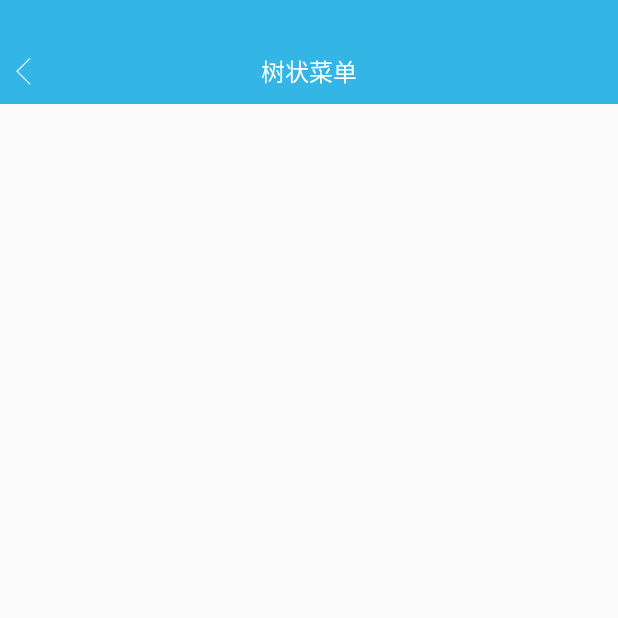
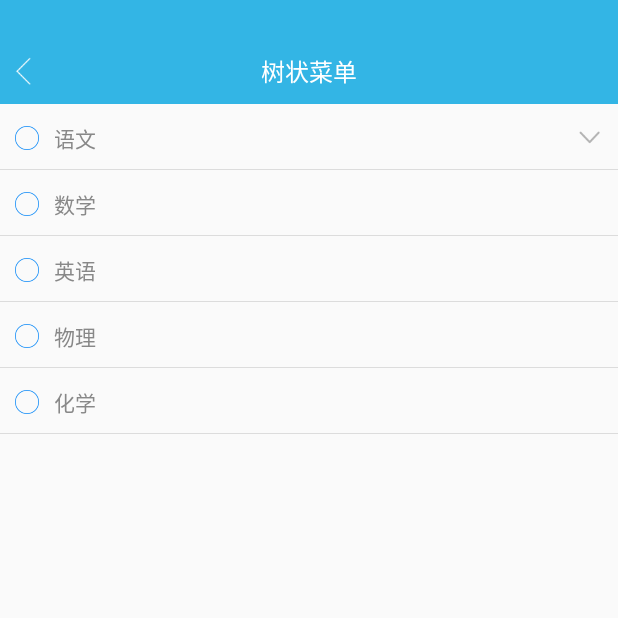
Before and after one commit to psvmc/ZJLearnAndroid, an Android app: the TreeViewActivity screen opened directly, with no data from a screen before it, on a phone screen of 412 x 824 dp, the top half of it. Run offline under Robolectric (Android 15) with nearby library versions, the phone set to English and light mode, and no system bars.

Commit message:
代码更新

```diff
--- a/app/build.gradle
+++ b/app/build.gradle
@@ -2,7 +2,7 @@ apply plugin: 'com.android.application'
 
 android {
     compileSdkVersion 23
-    buildToolsVersion '25.1.6'
+    buildToolsVersion '26.0.2'
 
     defaultConfig {
         applicationId "cn.psvmc.zjlearnandroid"
--- a/app/src/main/java/cn/psvmc/zjlearnandroid/DemoTreeView/TreeItemModel.kt
+++ b/app/src/main/java/cn/psvmc/zjlearnandroid/DemoTreeView/TreeItemModel.kt
@@ -4,4 +4,15 @@ package cn.psvmc.zjlearnandroid.DemoTreeView
  * Created by zhangjian on 2018/1/10.
  */
 
-data class TreeItemModel(val name: String, val email: String)
+data class TreeItemModel(var id: Int,
+                         val name: String,
+                         var level: Int,
+                         val childArr: ArrayList<TreeItemModel>?,
+                         var isselect: Boolean,
+                         var isexpand: Boolean) {
+
+    constructor(id: Int,
+                name: String,
+                level: Int,
+                childArr: ArrayList<TreeItemModel>?) : this(id, name, level, childArr, false, false)
+}
--- a/app/src/main/java/cn/psvmc/zjlearnandroid/DemoTreeView/TreeViewActivity.kt
+++ b/app/src/main/java/cn/psvmc/zjlearnandroid/DemoTreeView/TreeViewActivity.kt
@@ -1,16 +1,29 @@
 package cn.psvmc.zjlearnandroid.DemoTreeView
 
+import android.content.Context
 import android.support.v7.app.AppCompatActivity
 import android.os.Bundle
+import android.support.v7.widget.DefaultItemAnimator
+import android.support.v7.widget.LinearLayoutManager
+import android.util.Log
+import android.view.View
+import cn.psvmc.zjlearnandroid.MainRecycleView.RecycleViewDivider
 import cn.psvmc.zjlearnandroid.R
 import kotlinx.android.synthetic.main.activity_tree_view.*
 
-class TreeViewActivity : AppCompatActivity() {
+class TreeViewActivity : AppCompatActivity(), TreeViewListAdapter.OnItemClickListener {
+    var TAG = "TreeViewActivity"
+
+
+    private var mListAdapter: TreeViewListAdapter? = null
+    private val mDatas = ArrayList<TreeItemModel>()
+    private var context: Context = this
 
     override fun onCreate(savedInstanceState: Bundle?) {
         super.onCreate(savedInstanceState)
         setContentView(R.layout.activity_tree_view)
         this.initBack()
+        this.initRecycleView()
     }
 
     /**
@@ -27,4 +40,74 @@ class TreeViewActivity : AppCompatActivity() {
         finish()
         overridePendingTransition(R.anim.close_enter, R.anim.close_exit)
     }
+
+    private fun initRecycleView() {
+        mListAdapter = TreeViewListAdapter(context, mDatas)
+        mRecyclerView!!.adapter = mListAdapter
+
+        mRecyclerView!!.layoutManager = LinearLayoutManager(context, LinearLayoutManager.VERTICAL, false)
+        mRecyclerView!!.addItemDecoration(RecycleViewDivider(context, LinearLayoutManager.VERTICAL))
+        // 设置item动画
+        mRecyclerView!!.itemAnimator = DefaultItemAnimator()
+        mListAdapter!!.setOnItemClickListener(this)
+        this.reloadData()
+    }
+
+    private fun reloadData() {
+        mDatas.removeAll(mDatas)
+
+        var model01 = TreeItemModel(1, "语文", 0,
+                arrayListOf<TreeItemModel>(
+                        TreeItemModel(6, "第1章", 1,
+                                arrayListOf<TreeItemModel>(
+                                        TreeItemModel(10, "第1节", 2, null),
+                                        TreeItemModel(11, "第2节", 2, null),
+                                        TreeItemModel(12, "第3节", 2, null),
+                                        TreeItemModel(13, "第4节", 2, null)
+                                )
+                        ),
+                        TreeItemModel(7, "第2章", 1,
+                                arrayListOf<TreeItemModel>(
+                                        TreeItemModel(14, "第1节", 2, null),
+                                        TreeItemModel(15, "第2节", 2, null),
+                                        TreeItemModel(16, "第3节", 2, null),
+                                        TreeItemModel(17, "第4节", 2, null)
+                                )
+                        ),
+                        TreeItemModel(8, "第3章", 1, null),
+                        TreeItemModel(9, "第4章", 1, null)
+                )
+        )
+        var model02 = TreeItemModel(2, "数学", 0, null)
+        var model03 = TreeItemModel(3, "英语", 0, null)
+        var model04 = TreeItemModel(4, "物理", 0, null)
+        var model05 = TreeItemModel(5, "化学", 0, null)
+        mDatas.add(model01)
+        mDatas.add(model02)
+        mDatas.add(model03)
+        mDatas.add(model04)
+        mDatas.add(model05)
+        mListAdapter!!.notifyDataSetChanged()
+    }
+
+    override fun onItemClick(view: View, position: Int) {
+        var itemData = this.mDatas.get(position);
+        Log.i(TAG,""+mDatas.size)
+        if (itemData.childArr != null) {
+            itemData.isexpand = !itemData.isexpand;
+            mListAdapter!!.update(position)
+            if (itemData.isexpand) {
+                mListAdapter!!.add(position + 1, itemData.childArr!!)
+            } else {
+                mListAdapter!!.removeSon(position)
+            }
+        }else{
+            Log.i(TAG,"子项为空")
+        }
+
+    }
+
+    override fun onCheckClick(position: Int) {
+
+    }
 }
--- /dev/null
+++ b/app/src/main/java/cn/psvmc/zjlearnandroid/DemoTreeView/TreeViewListAdapter.kt
@@ -0,0 +1,147 @@
+package cn.psvmc.zjlearnandroid.DemoTreeView
+
+import android.content.Context
+import android.support.v7.widget.RecyclerView
+import android.view.LayoutInflater
+import android.view.View
+import android.view.ViewGroup
+import android.widget.ImageView
+import android.widget.LinearLayout
+import android.widget.TextView
+import cn.psvmc.utils.DensityUtils
+import cn.psvmc.zjlearnandroid.MainRecycleView.Model.ListItemModel
+import cn.psvmc.zjlearnandroid.R
+
+open class TreeViewListAdapter(private val context: Context, private val mDatas: ArrayList<TreeItemModel>) : RecyclerView.Adapter<RecyclerView.ViewHolder>() {
+
+    private var mInflater: LayoutInflater? = null
+    private var mOnItemClickListener: OnItemClickListener? = null
+
+    init {
+        mInflater = LayoutInflater.from(context)
+    }
+
+    override fun onCreateViewHolder(parent: ViewGroup?, viewType: Int): RecyclerView.ViewHolder {
+        return ItemViewHolder(
+                mInflater!!.inflate(R.layout.treeview_list_item, parent, false)
+        )
+    }
+
+    override fun onBindViewHolder(holder: RecyclerView.ViewHolder?, position: Int) {
+        var itemHolder = holder as ItemViewHolder
+
+        var itemData = mDatas.get(position);
+        itemHolder.nameTextView.text = itemData.name
+        if (itemData.isselect) {
+            itemHolder.checkImageView.setImageResource(R.drawable.check001)
+        } else {
+            itemHolder.checkImageView.setImageResource(R.drawable.check002)
+        }
+
+        if (itemData.isexpand) {
+            itemHolder.arrowImageView.setImageResource(R.drawable.arrow_up)
+        } else {
+            itemHolder.arrowImageView.setImageResource(R.drawable.arrorw_dowm)
+        }
+
+        if (itemData.childArr == null) {
+            itemHolder.arrowImageView.visibility = View.INVISIBLE
+        } else {
+            itemHolder.arrowImageView.visibility = View.VISIBLE
+        }
+
+        var pT = itemHolder.outerLayout.paddingTop;
+        var pB = itemHolder.outerLayout.paddingBottom;
+        var pL = itemHolder.outerLayout.paddingLeft;
+        var pR = itemHolder.outerLayout.paddingRight;
+
+        itemHolder.outerLayout.setPadding(DensityUtils.dp2px(context,20f)* itemData.level + DensityUtils.dp2px(context,10f),pT,pB,pR);
+
+        itemHolder.itemView.setOnClickListener({
+            mOnItemClickListener?.onItemClick(itemHolder.itemView, position);
+        })
+
+        itemHolder.checkImageView.setOnClickListener({
+            mOnItemClickListener?.onCheckClick(position)
+        })
+    }
+
+    override fun getItemCount(): Int {
+        return mDatas.count()
+    }
+
+    fun update(position: Int) {
+        var position = position
+        if (position > mDatas.size) {
+            position = mDatas.size
+        }
+        if (position < 0) {
+            position = 0
+        }
+        notifyItemChanged(position)
+    }
+
+    fun add(position: Int, list: ArrayList<TreeItemModel>) {
+        var position = position
+        if (position > mDatas.size) {
+            position = mDatas.size
+        }
+        if (position < 0) {
+            position = 0
+        }
+        mDatas.addAll(position, list);
+        notifyItemRangeInserted(position, list.size)
+    }
+
+    fun removeSon(position: Int) {
+        var position = position
+        if (position > mDatas.size) {
+            position = mDatas.size
+        }
+        if (position < 0) {
+            position = 0
+        }
+
+        var itemData = mDatas.get(position);
+        var removedList = ArrayList<TreeItemModel>();
+        for (i in position + 1..mDatas.size - 1) {
+            if (mDatas.get(i).level > itemData.level) {
+                mDatas.get(i).isexpand = false
+                removedList.add(mDatas.get(i))
+            } else {
+                break
+            }
+        }
+        mDatas.removeAll(removedList)
+        notifyItemRangeRemoved(position + 1, removedList.size);
+    }
+
+
+    internal inner class ItemViewHolder(itemView: View) : RecyclerView.ViewHolder(itemView) {
+        val checkImageView: ImageView
+        val nameTextView: TextView
+        val arrowImageView: ImageView
+        var outerLayout:LinearLayout
+
+        init {
+            checkImageView = itemView.findViewById(R.id.checkImageView) as ImageView
+            nameTextView = itemView.findViewById(R.id.nameTextView) as TextView
+            arrowImageView = itemView.findViewById(R.id.arrowImageView) as ImageView
+            outerLayout = itemView.findViewById(R.id.outerLayout) as LinearLayout
+        }
+    }
+
+    open fun setOnItemClickListener(mOnItemClickListener: OnItemClickListener) {
+        this.mOnItemClickListener = mOnItemClickListener
+    }
+
+    /**
+     * 处理item的点击事件和长按事件
+     */
+    interface OnItemClickListener {
+        fun onItemClick(view: View, position: Int)
+        fun onCheckClick(position: Int)
+    }
+
+
+}
--- a/app/src/main/res/layout/activity_tree_view.xml
+++ b/app/src/main/res/layout/activity_tree_view.xml
@@ -52,7 +52,7 @@
         android:layout_height="match_parent">
 
         <android.support.v7.widget.RecyclerView
-            android:id="@+id/recyclerView"
+            android:id="@+id/mRecyclerView"
             android:layout_width="match_parent"
             android:layout_height="match_parent"></android.support.v7.widget.RecyclerView>
 
--- /dev/null
+++ b/app/src/main/res/layout/treeview_list_item.xml
@@ -0,0 +1,43 @@
+<?xml version="1.0" encoding="utf-8"?>
+<LinearLayout xmlns:android="http://schemas.android.com/apk/res/android"
+    android:layout_width="match_parent"
+    android:layout_height="wrap_content"
+    android:orientation="vertical">
+
+    <LinearLayout
+        android:id="@+id/outerLayout"
+        android:layout_width="match_parent"
+        android:layout_height="wrap_content"
+        android:paddingTop="12dp"
+        android:paddingBottom="12dp"
+        android:paddingLeft="10dp"
+        android:paddingRight="10dp"
+        android:orientation="horizontal">
+        <ImageView
+            android:id="@+id/checkImageView"
+            android:layout_width="16dp"
+            android:layout_height="16dp"
+            android:src="@drawable/check002"
+            android:layout_gravity="center_vertical"/>
+
+        <TextView
+            android:id="@+id/nameTextView"
+            android:layout_width="0dp"
+            android:layout_weight="1"
+            android:layout_height="wrap_content"
+            android:text="语文"
+            android:layout_marginLeft="10dp"
+            android:gravity="center_vertical"
+            android:layout_gravity="center_vertical"
+            android:textColor="@color/zj_gay_middle"/>
+
+        <ImageView
+            android:id="@+id/arrowImageView"
+            android:layout_width="14dp"
+            android:layout_height="14dp"
+            android:layout_gravity="center_vertical"
+            android:layout_marginLeft="10dp"
+            android:src="@drawable/arrorw_dowm"/>
+
+    </LinearLayout>
+</LinearLayout>
```
Also changed, not shown: app/src/main/res/drawable-xhdpi/arrorw_dowm.png (added), app/src/main/res/drawable-xhdpi/arrow_up.png (added), app/src/main/res/drawable-xhdpi/check001.png (added), app/src/main/res/drawable-xhdpi/check002.png (added).
